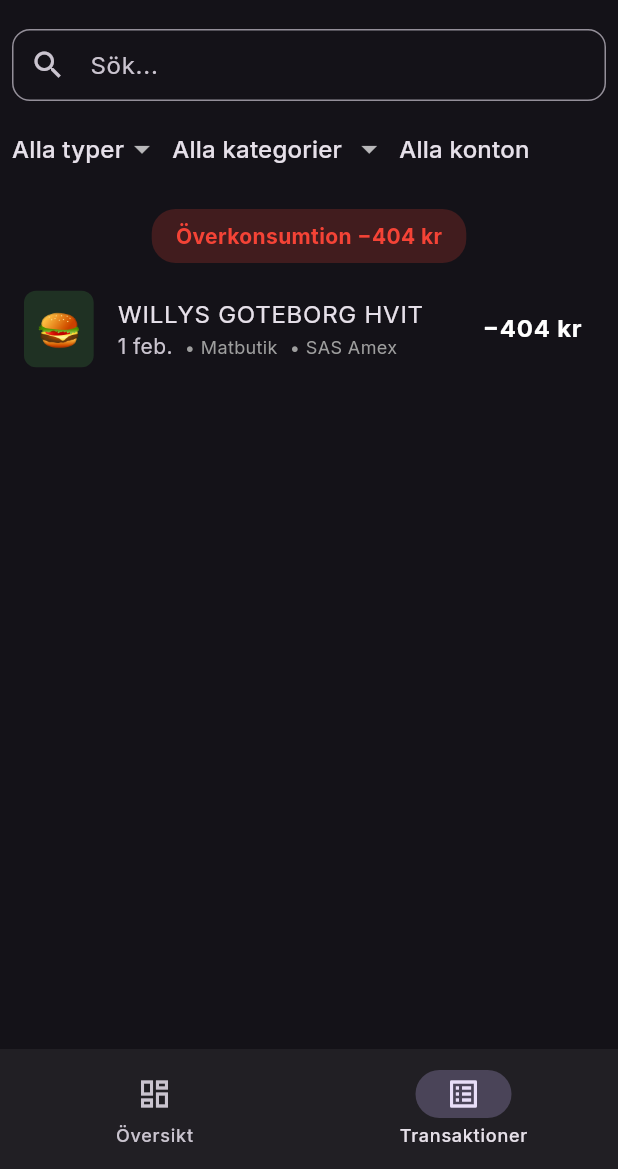
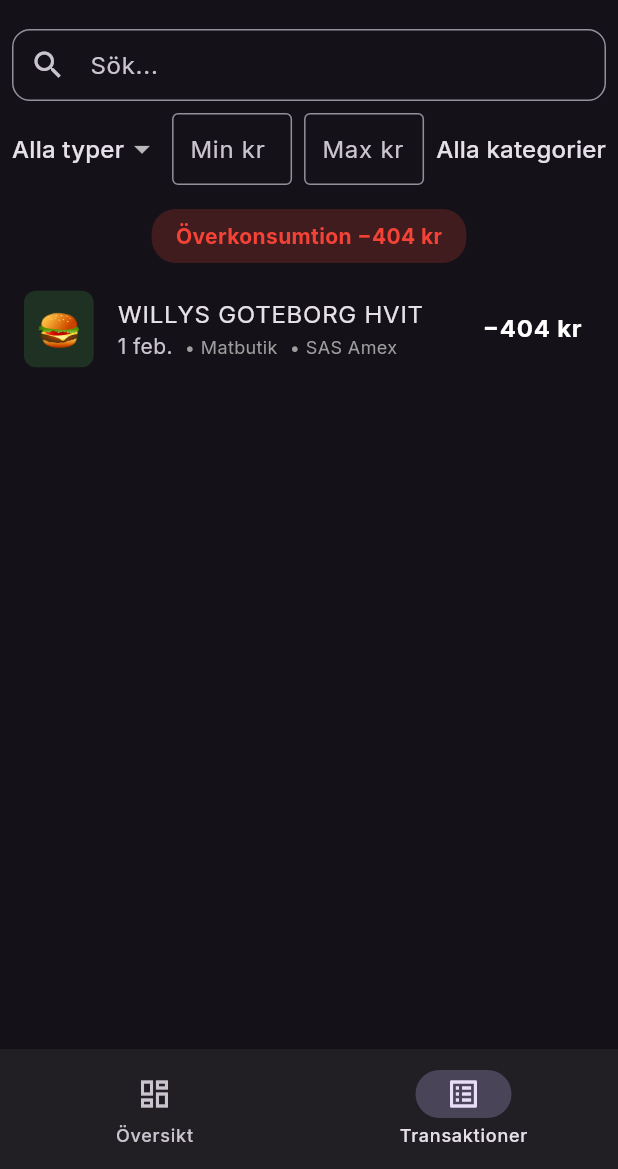
Before and after one commit to jimbengtsson1992/expenses_app, a Flutter app: the TransactionsListScreen screen opened by its route, on a phone screen of 412 x 824 dp, the part 67-1236 px from its top. Run offline on Flutter 3.47's test engine with Material 3 defaults, Android fonts, the phone set to English and light mode, and no system bars; our stand-ins replace csv, flutter_riverpod, freezed_annotation, go_router, google_fonts, riverpod_annotation and 1 more; accounts and stored records are empty; generated files the repository leaves out were written again.

Commit message:
feat: add min/max value filtering to transactions list

```diff
--- a/lib/src/features/transactions/presentation/transactions_list_screen.dart
+++ b/lib/src/features/transactions/presentation/transactions_list_screen.dart
@@ -37,6 +37,8 @@
 class _TransactionsListScreenState
     extends ConsumerState<TransactionsListScreen> {
   late TextEditingController _searchController;
+  late TextEditingController _minAmountController;
+  late TextEditingController _maxAmountController;
   TransactionType? _filterType;
   Category? _filterCategory;
   Account? _filterAccount;
@@ -47,6 +49,8 @@
   void initState() {
     super.initState();
     _searchController = TextEditingController();
+    _minAmountController = TextEditingController();
+    _maxAmountController = TextEditingController();
 
     // Initialize filters from widget params
     _filterCategory = widget.initialCategory;
@@ -120,12 +124,16 @@
   @override
   void dispose() {
     _searchController.dispose();
+    _minAmountController.dispose();
+    _maxAmountController.dispose();
     super.dispose();
   }
 
   void _clearFilters() {
     setState(() {
       _searchController.clear();
+      _minAmountController.clear();
+      _maxAmountController.clear();
       _filterType = null;
       _filterCategory = null;
       _filterAccount = null;
@@ -312,6 +320,22 @@
                 .toList();
           }
 
+          // 1.5 Value Filter
+          final minVal = double.tryParse(_minAmountController.text);
+          final maxVal = double.tryParse(_maxAmountController.text);
+
+          if (minVal != null) {
+            filteredExpenses = filteredExpenses
+                .where((e) => e.amount.abs() >= minVal)
+                .toList();
+          }
+
+          if (maxVal != null) {
+            filteredExpenses = filteredExpenses
+                .where((e) => e.amount.abs() <= maxVal)
+                .toList();
+          }
+
           // 2. Type Filter
           if (_filterType != null) {
             filteredExpenses = filteredExpenses
@@ -425,6 +449,48 @@
                                   setState(() => _filterType = val),
                             ),
                           ),
+                          // Min Amount Filter
+                          Padding(
+                            padding: const EdgeInsets.only(right: 8),
+                            child: SizedBox(
+                              width: 80,
+                              child: TextField(
+                                controller: _minAmountController,
+                                keyboardType: TextInputType.number,
+                                decoration: const InputDecoration(
+                                  hintText: 'Min kr',
+                                  isDense: true,
+                                  contentPadding: EdgeInsets.symmetric(
+                                    horizontal: 8,
+                                    vertical: 12,
+                                  ),
+                                  border: OutlineInputBorder(),
+                                ),
+                                onChanged: (val) => setState(() {}),
+                              ),
+                            ),
+                          ),
+                          // Max Amount Filter
+                          Padding(
+                            padding: const EdgeInsets.only(right: 8),
+                            child: SizedBox(
+                              width: 80,
+                              child: TextField(
+                                controller: _maxAmountController,
+                                keyboardType: TextInputType.number,
+                                decoration: const InputDecoration(
+                                  hintText: 'Max kr',
+                                  isDense: true,
+                                  contentPadding: EdgeInsets.symmetric(
+                                    horizontal: 8,
+                                    vertical: 12,
+                                  ),
+                                  border: OutlineInputBorder(),
+                                ),
+                                onChanged: (val) => setState(() {}),
+                              ),
+                            ),
+                          ),
                           // Category Filter
                           Padding(
                             padding: const EdgeInsets.only(right: 8),
@@ -499,7 +565,9 @@
                           if (_filterType != null ||
                               _filterCategory != null ||
                               _filterAccount != null ||
-                              _filterExcludeFromOverview != null)
+                              _filterExcludeFromOverview != null ||
+                              _minAmountController.text.isNotEmpty ||
+                              _maxAmountController.text.isNotEmpty)
                             TextButton(
                               onPressed: _clearFilters,
                               child: const Text('Rensa'),
```
